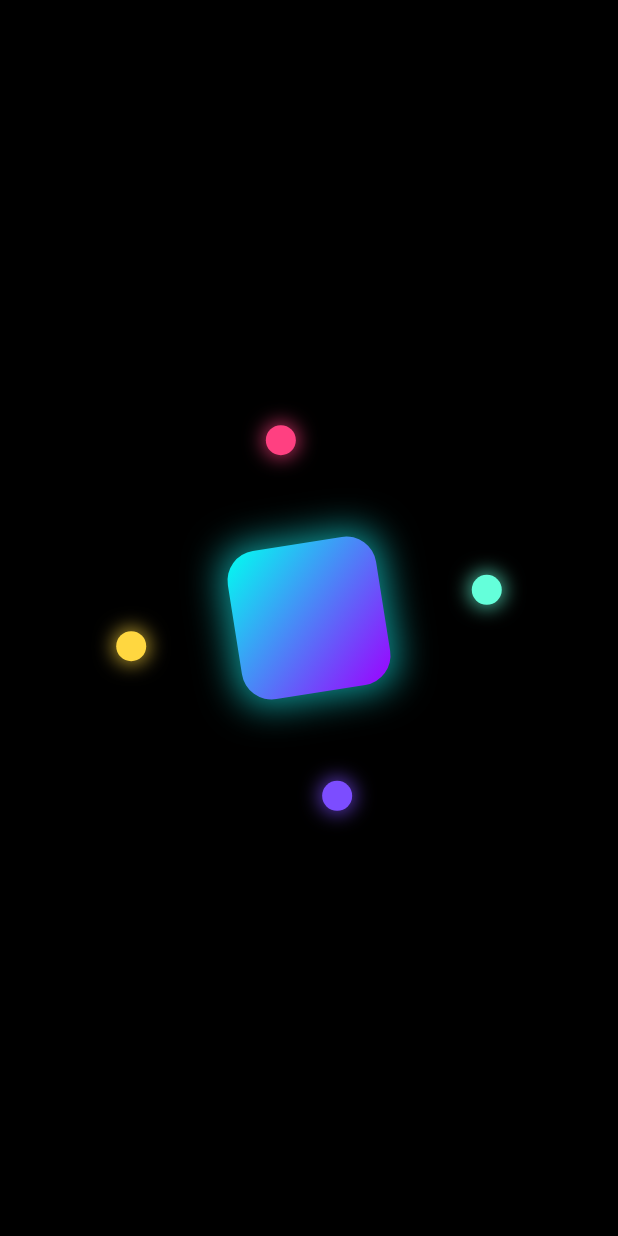
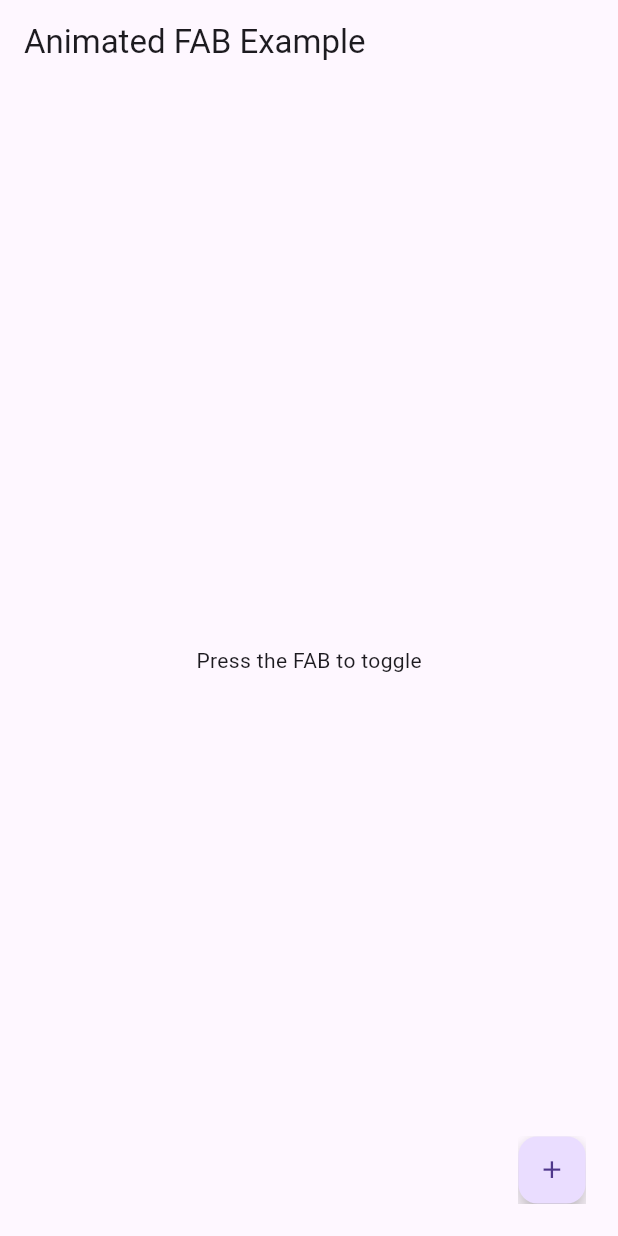
Before and after one commit to Mohit-09-G/Animation_Example1, a Flutter app: the screen it shows after launch, on a phone screen of 412 x 824 dp. Run offline on Flutter 3.47's test engine with Material 3 defaults, Android fonts, the phone set to English and light mode, and no system bars.

```diff
--- /dev/null
+++ b/lib/flaoting_button.dart
@@ -0,0 +1,65 @@
+import 'package:flutter/material.dart';
+
+class AnimatedFabExample extends StatefulWidget {
+  @override
+  _AnimatedFabExampleState createState() => _AnimatedFabExampleState();
+}
+
+class _AnimatedFabExampleState extends State<AnimatedFabExample>
+    with TickerProviderStateMixin {
+  bool _isAdd = true;
+  late AnimationController _controller;
+  late Animation<double> _scaleAnimation;
+
+  @override
+  void initState() {
+    super.initState();
+    _controller = AnimationController(
+      duration: Duration(milliseconds: 300),
+      vsync: this,
+    );
+    _scaleAnimation = Tween<double>(begin: 0.8, end: 1.0).animate(
+      CurvedAnimation(parent: _controller, curve: Curves.easeInOut),
+    );
+  }
+
+  @override
+  void dispose() {
+    _controller.dispose();
+    super.dispose();
+  }
+
+  void _toggleFab() {
+    setState(() {
+      _isAdd = !_isAdd;
+
+      _controller.forward(from: 0.0);
+    });
+  }
+
+  @override
+  Widget build(BuildContext context) {
+    return Scaffold(
+      appBar: AppBar(title: Text('Animated FAB Example')),
+      body: Center(child: Text('Press the FAB to toggle')),
+      floatingActionButton: ScaleTransition(
+        scale: _scaleAnimation,
+        child: AnimatedCrossFade(
+          duration: Duration(milliseconds: 300),
+          firstChild: FloatingActionButton(
+            onPressed: _toggleFab,
+            tooltip: 'Add',
+            child: Icon(Icons.add),
+          ),
+          secondChild: FloatingActionButton(
+            onPressed: _toggleFab,
+            tooltip: 'Edit',
+            child: Icon(Icons.edit),
+          ),
+          crossFadeState:
+              _isAdd ? CrossFadeState.showFirst : CrossFadeState.showSecond,
+        ),
+      ),
+    );
+  }
+}
--- a/lib/main.dart
+++ b/lib/main.dart
@@ -1,5 +1,5 @@
-import 'package:animation_appp/flip_card_with_front_and_back_sides.dart';
-import 'package:animation_appp/orbit_rotaion.dart';
+import 'package:animation_appp/flaoting_button.dart';
+import 'package:animation_appp/liquor.dart';
 
 import 'package:flutter/material.dart';
 
@@ -14,7 +14,7 @@ class MyApp extends StatelessWidget {
   Widget build(BuildContext context) {
     return MaterialApp(
       theme: ThemeData(),
-      home: OrbitingAnimationPage(),
+      home: AnimatedFabExample(),
     );
   }
 }
```
Also changed, not shown: lib/gradient_page.dart (added, +83 -0 lines), lib/liquor.dart (added, +96 -0 lines), lib/reflected_cube.dart (added, +111 -0 lines), 1 other file.
